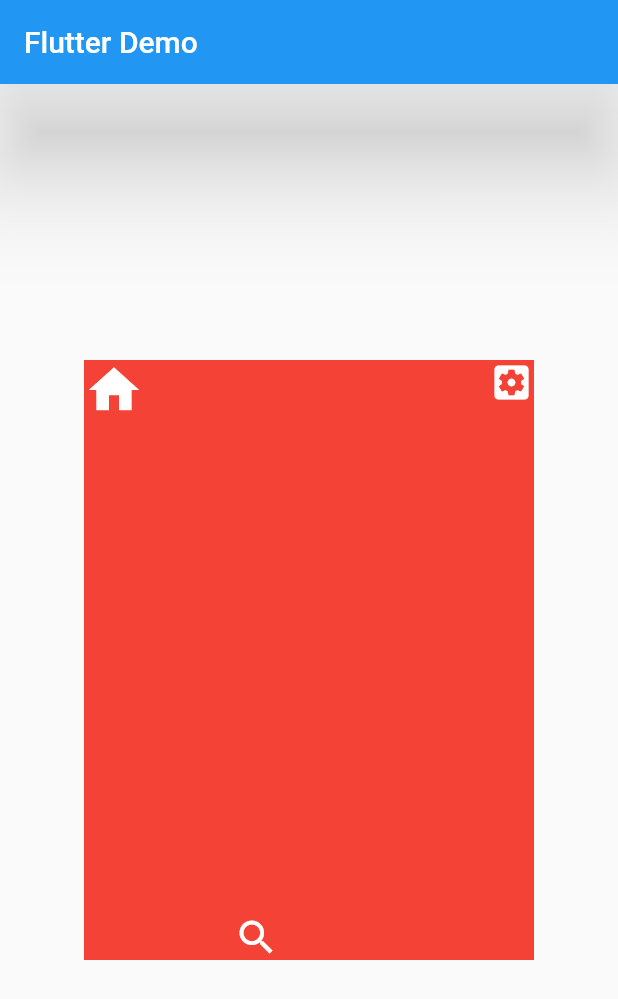
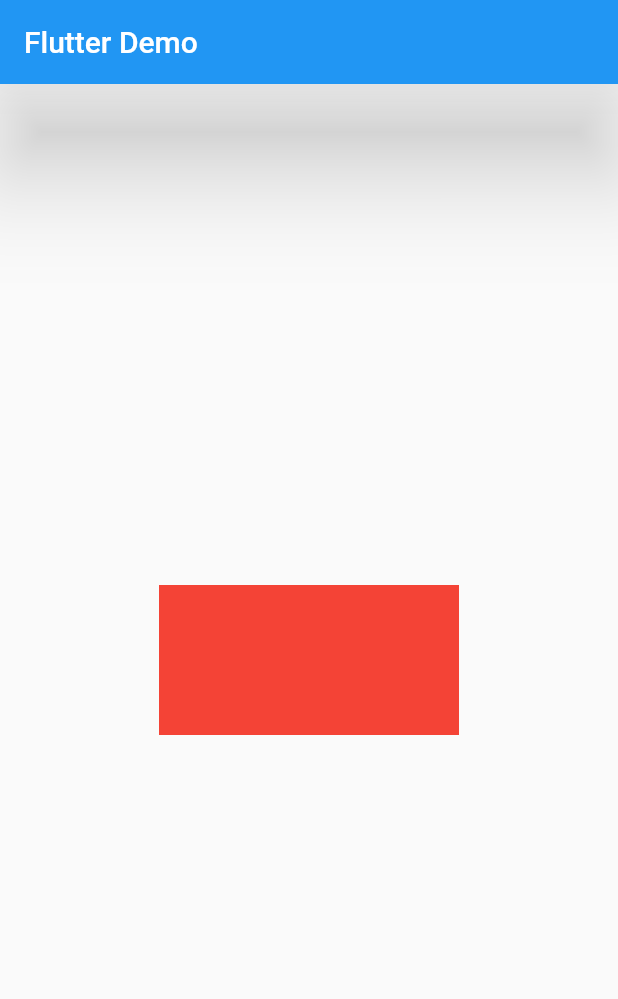
Before and after one commit to CoderSLZeng/LearnFlutter, a Flutter app: the screen it shows after launch, on a phone screen of 412 x 824 dp. Shown: the top 999 px of the screen. Run offline on Flutter 3.47's test engine with Material 2 defaults, Android fonts, the phone set to English and light mode, and no system bars.

Commit message:
add AspectRatioWidget

```diff
--- /dev/null
+++ b/Flutter入门实战/demo/lib/aspectRatioWidget.dart
@@ -0,0 +1,18 @@
+import 'package:flutter/material.dart';
+
+class AspectRatioWidget extends StatelessWidget {
+    @override
+    Widget build(BuildContext context) {
+        return Center(
+          child: Container(
+            width: 200,
+            child: AspectRatio(
+              aspectRatio: 2.0 / 1.0,
+              child: Container(
+                color: Colors.red
+              )
+            )
+          )
+        );
+	}
+}
--- a/Flutter入门实战/demo/lib/main.dart
+++ b/Flutter入门实战/demo/lib/main.dart
@@ -8,6 +8,7 @@ import 'listViewWidget.dart';
 import 'gridViewWidget.dart';
 import 'layoutWidget.dart';
 import 'stackWidget.dart';
+import 'aspectRatioWidget.dart';
 
 
 // dart 的入口方法
@@ -66,6 +67,8 @@ class Home extends StatelessWidget {
     // use Stack
     // return StackWidget();
     // return StackAlignWidget();
-    return StackPositionedWidget();
+    // return StackPositionedWidget();
+
+    return AspectRatioWidget();
   }
 }
```
